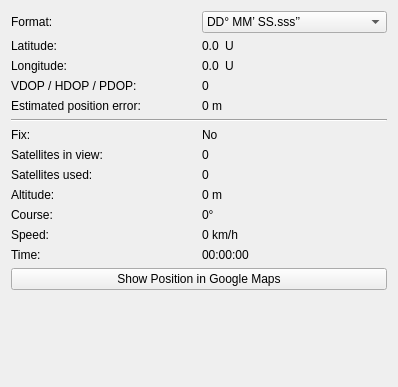
First picture: the form in src/brickv/plugin_system/plugins/gps/ui/gps.ui, repository Tinkerforge/brickv, before the edit.
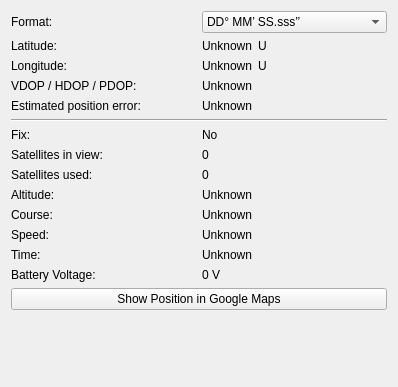
Second picture: the form after the edit.

Commit message:
gps: Use get_battery_voltage function
And don't use data before first fix.

What changed in the file:
```diff
--- a/src/brickv/plugin_system/plugins/gps/ui/gps.ui
+++ b/src/brickv/plugin_system/plugins/gps/ui/gps.ui
@@ -91,7 +91,7 @@
             </sizepolicy>
            </property>
            <property name="text">
-            <string>0.0</string>
+            <string>Unknown</string>
            </property>
           </widget>
          </item>
@@ -115,7 +115,7 @@
             </sizepolicy>
            </property>
            <property name="text">
-            <string>0.0</string>
+            <string>Unknown</string>
            </property>
           </widget>
          </item>
@@ -131,14 +131,14 @@
        <item>
         <widget class="QLabel" name="dop">
          <property name="text">
-          <string>0</string>
+          <string>Unknown</string>
          </property>
         </widget>
        </item>
        <item>
         <widget class="QLabel" name="epe">
          <property name="text">
-          <string>0 m</string>
+          <string>Unknown</string>
          </property>
         </widget>
        </item>
@@ -206,6 +206,13 @@
          </property>
         </widget>
        </item>
+       <item>
+        <widget class="QLabel" name="label_11">
+         <property name="text">
+          <string>Battery Voltage:</string>
+         </property>
+        </widget>
+       </item>
       </layout>
      </item>
      <item>
@@ -234,28 +241,35 @@
        <item>
         <widget class="QLabel" name="altitude">
          <property name="text">
-          <string>0 m</string>
+          <string>Unknown</string>
          </property>
         </widget>
        </item>
        <item>
         <widget class="QLabel" name="course">
          <property name="text">
-          <string>0°</string>
+          <string>Unknown</string>
          </property>
         </widget>
        </item>
        <item>
         <widget class="QLabel" name="speed">
          <property name="text">
-          <string>0 km/h</string>
+          <string>Unknown</string>
          </property>
         </widget>
        </item>
        <item>
         <widget class="QLabel" name="time">
          <property name="text">
-          <string>00:00:00</string>
+          <string>Unknown</string>
+         </property>
+        </widget>
+       </item>
+       <item>
+        <widget class="QLabel" name="voltage">
+         <property name="text">
+          <string>0 V</string>
          </property>
         </widget>
        </item>
```
The commit also changes 2 other files.
